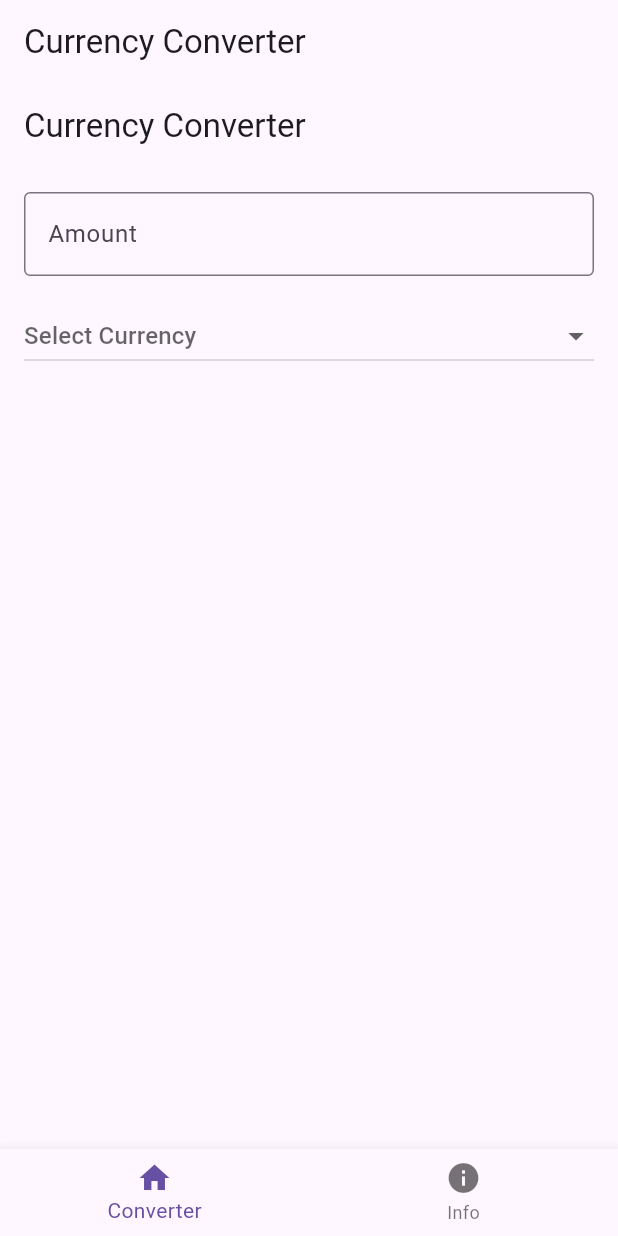
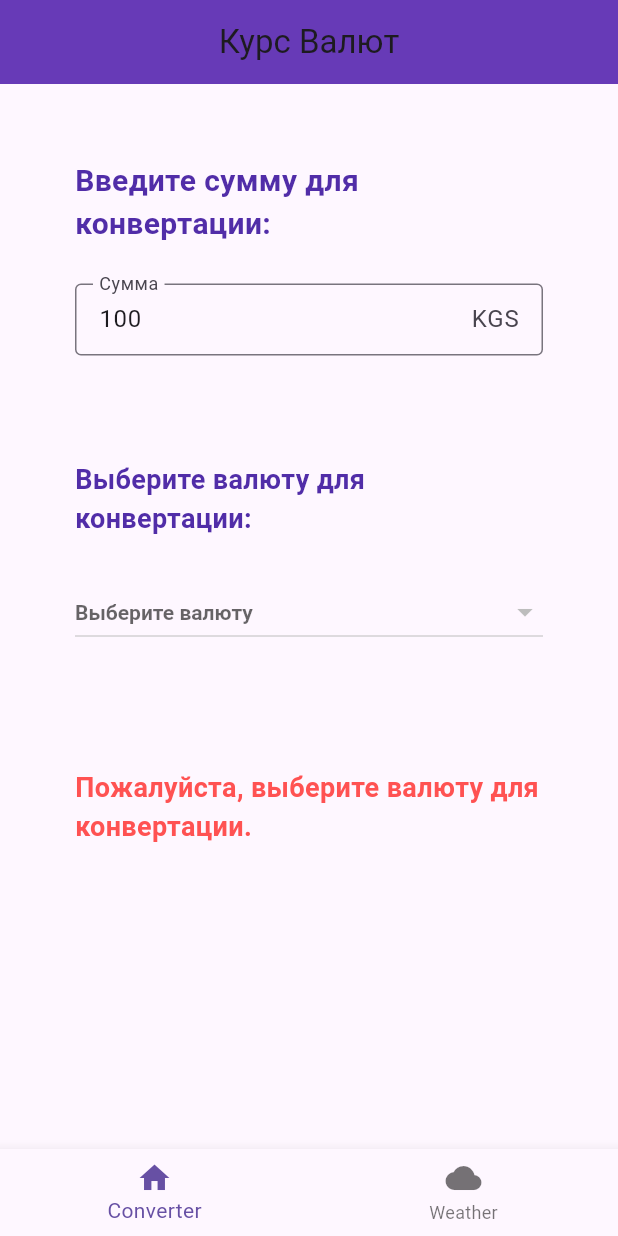
Before and after one commit to xic2401/weather-app, a Flutter app: the screen it shows after launch, on a phone screen of 412 x 824 dp. Run offline on Flutter 3.47's test engine with Material 3 defaults, Android fonts, the phone set to English and light mode, and no system bars; our stand-ins replace geolocator; network calls fail.

Commit message:
modified:   weather_app/ios/Runner.xcodeproj/project.pbxproj 	modified:   weather_app/ios/Runner/Assets.xcassets/LaunchImage.imageset/Contents.json 	modified:   weather_app/ios/RunnerTests/RunnerTests.swift 	modified:   weather_app/lib/main.dart 	modified:   weather_app/lib/models/currency.dart 	modified:   weather_app/lib/screens/converter_screen.dart 	modified:   weather_app/lib/screens/info_screen.dart 	modified:   weather_app/lib/screens/weather.dart 	modified:   weather_app/lib/services/location.dart 	modified:   weather_app/lib/services/services_currency.dart 	modified:   weather_app/lib/services/weather.dart 	modified:   weather_app/test/widget_test.dart
Changes not staged for commit:
	modified:   weather_app/lib/screens/converter_screen.dart

```diff
--- a/weather_app/lib/main.dart
+++ b/weather_app/lib/main.dart
@@ -7,6 +7,7 @@ import 'screens/info_screen.dart';
 void main() {
   runApp(MyApp());
 }
+
 class MyApp extends StatelessWidget {
   @override
   Widget build(BuildContext context) {
@@ -38,9 +39,6 @@ class _CurrencyConverterScreenState extends State<CurrencyConverterScreen> {
   @override
   Widget build(BuildContext context) {
     return Scaffold(
-      appBar: AppBar(
-        title: Text('Currency Converter'),
-      ),
       body: IndexedStack(
         index: _selectedIndex,
         children: [
@@ -57,8 +55,8 @@ class _CurrencyConverterScreenState extends State<CurrencyConverterScreen> {
             label: 'Converter',
           ),
           BottomNavigationBarItem(
-            icon: Icon(Icons.info),
-            label: 'Info',
+            icon: Icon(Icons.cloud),
+            label: 'Weather',
           ),
         ],
       ),
--- a/weather_app/lib/models/currency.dart
+++ b/weather_app/lib/models/currency.dart
@@ -3,4 +3,7 @@ class Currency {
   final double exchangeRate;
 
   Currency({required this.name, required this.exchangeRate});
+  factory Currency.fromJson(Map<String, dynamic> json) {
+    return Currency(name: json['code'], exchangeRate: json['value'] / 1);
+  }
 }
--- a/weather_app/lib/screens/converter_screen.dart
+++ b/weather_app/lib/screens/converter_screen.dart
@@ -1,5 +1,7 @@
 import 'package:flutter/material.dart';
+import 'package:weather_app/models/currency.dart';
 import 'package:weather_app/services/services_currency.dart';
+import 'package:flutter/services.dart';
 
 class ConverterScreen extends StatefulWidget {
   const ConverterScreen({super.key});
@@ -10,62 +12,121 @@ class ConverterScreen extends StatefulWidget {
 
 class ConverterScreenState extends State<ConverterScreen> {
   final TextEditingController amountController = TextEditingController();
-  final List<String> currencies = ['USD', 'EUR', 'KZT'];
-  String? choosedCurrency;
+  List<Currency> currencies = [];
+  double kgsRate = 0;
+  Currency? choosedCurrency;
 
   @override
   void initState() {
     super.initState();
+    amountController.text = '100';
     asyncInit();
   }
 
   @override
   void dispose() {
+    amountController.dispose();
     super.dispose();
   }
 
   Future asyncInit() async {
-
-    final result = fetchCurrencyRates();
-    print(result);
+    List<Currency> result = await fetchCurrencyRates();
+    setState(() {
+      currencies = result;
+      kgsRate =
+          currencies.firstWhere((item) => item.name == 'KGS').exchangeRate;
+    });
   }
-  // fetchCurrencyRates
 
   @override
   Widget build(BuildContext context) {
     return Scaffold(
-      appBar: AppBar(
-        title: const Text('Currency Converter'),
+      appBar: PreferredSize(
+        preferredSize: Size.fromHeight(kToolbarHeight),
+        child: AppBar(
+          title: const Text('Курс Валют'),
+          backgroundColor: Colors.deepPurple,
+          centerTitle: true,
+        ),
       ),
       body: Padding(
-        padding: const EdgeInsets.all(16.0),
+        padding: const EdgeInsets.all(50.0),
         child: Column(
+          spacing: 25,
           crossAxisAlignment: CrossAxisAlignment.start,
           children: [
+            Text(
+              'Введите сумму для конвертации:',
+              style: TextStyle(
+                fontSize: 20,
+                fontWeight: FontWeight.bold,
+                color: Colors.deepPurple[700],
+              ),
+            ),
             TextField(
               controller: amountController,
               decoration: const InputDecoration(
-                labelText: 'Amount',
+                labelText: 'Сумма',
                 border: OutlineInputBorder(),
+                suffixText: 'KGS',
+                contentPadding:
+                    EdgeInsets.symmetric(vertical: 10, horizontal: 12),
               ),
               keyboardType: TextInputType.number,
+              inputFormatters: [
+                FilteringTextInputFormatter.digitsOnly,
+              ],
             ),
-            const SizedBox(height: 16),
-            DropdownButton<String>(
+            SizedBox(height: 20),
+            Text(
+              'Выберите валюту для конвертации:',
+              style: TextStyle(
+                fontSize: 18,
+                fontWeight: FontWeight.bold,
+                color: Colors.deepPurple[700],
+              ),
+            ),
+            DropdownButton<Currency>(
               isExpanded: true,
-              items: currencies.map((String currency) {
-                return DropdownMenuItem<String>(
+              value: choosedCurrency,
+              items: currencies.map((Currency currency) {
+                return DropdownMenuItem<Currency>(
                   value: currency,
-                  child: Text(currency),
+                  child: Text(currency.name),
                 );
               }).toList(),
-              onChanged: (String? selectedCurrency) {
+              onChanged: (Currency? selectedCurrency) {
                 setState(() {
                   choosedCurrency = selectedCurrency;
                 });
               },
-              hint: Text(choosedCurrency == null || choosedCurrency!.isEmpty ? 'Select Currency' : choosedCurrency!),
+              hint: Text('Выберите валюту'),
+              style: TextStyle(
+                color: Colors.deepPurple[600],
+                fontWeight: FontWeight.bold,
+              ),
+              dropdownColor: Colors.deepPurple[50],
             ),
+            SizedBox(height: 30),
+            if (choosedCurrency != null && amountController.text.isNotEmpty)
+              Text(
+                'Результат: ${(double.parse(amountController.text) * kgsRate / choosedCurrency!.exchangeRate).toStringAsFixed(2)} ${choosedCurrency!.name}',
+                style: TextStyle(
+                  fontSize: 22,
+                  fontWeight: FontWeight.bold,
+                  color: Colors.deepPurple[700],
+                  letterSpacing: 2,
+                ),
+              ),
+            if (choosedCurrency == null && amountController.text.isNotEmpty)
+              Text(
+                'Пожалуйста, выберите валюту для конвертации.',
+                style: TextStyle(
+                  fontSize: 18,
+                  color: Colors.redAccent,
+                  fontWeight: FontWeight.bold,
+                ),
+              ),
           ],
         ),
       ),
--- a/weather_app/lib/screens/info_screen.dart
+++ b/weather_app/lib/screens/info_screen.dart
@@ -5,7 +5,7 @@ class InfoScreen extends StatelessWidget {
   @override
   Widget build(BuildContext context) {
     return Center(
-      child: Text('Currency Converter Information'),
+      child: Text('Cu'),
     );
   }
 }
--- a/weather_app/lib/services/location.dart
+++ b/weather_app/lib/services/location.dart
@@ -19,9 +19,11 @@ class LocationService {
     }
 
     if (permission == LocationPermission.deniedForever) {
-      return Future.error('Разрешение на доступ к геолокации навсегда отклонено');
+      return Future.error(
+          'Разрешение на доступ к геолокации навсегда отклонено');
     }
 
-    return await Geolocator.getCurrentPosition(desiredAccuracy: LocationAccuracy.high);
+    return await Geolocator.getCurrentPosition(
+        desiredAccuracy: LocationAccuracy.high);
   }
 }
```
Also changed, not shown: weather_app/lib/screens/weather.dart (+91 -29 lines), weather_app/lib/services/services_currency.dart (+11 -4 lines), weather_app/lib/services/weather.dart (+53 -8 lines), 4 other files. Lines whose indentation alone changed are shown as unchanged.
